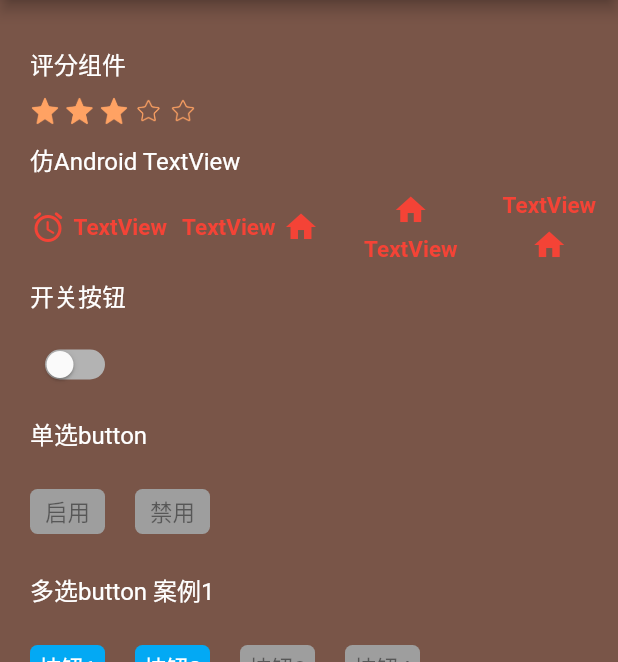
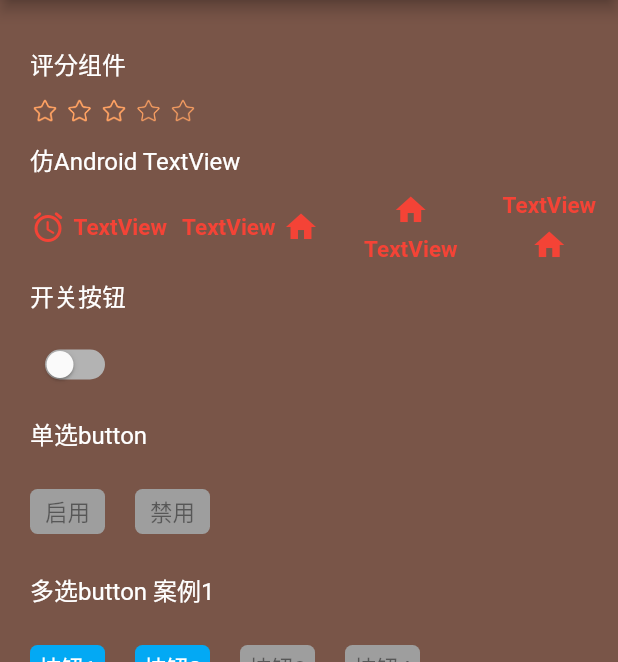
Before and after one commit to zhengzaihong/uikit, a Flutter app: the OftenWidgetExample screen opened directly, on a phone screen of 412 x 824 dp, the part 84-746 px from its top. Run offline on Flutter 3.47's test engine with Material 2 defaults, Android fonts, the phone set to English and light mode, and no system bars.

```diff
--- a/example/lib/often_widget_example.dart
+++ b/example/lib/often_widget_example.dart
@@ -80,8 +80,8 @@ class _OftenWidgetExampleState extends State<OftenWidgetExample> {
                   RatingBar(
                     value: ratingBarCount,
                     size: 20,
-                    nomalImage: "images/空心五角星.png",
-                    selectImage: "images/五角星.png",
+                    nomalImage: "images/wjx.png",
+                    selectImage: "images/wjx.png",
                     selectAble: true,
                     half: true,
                     maxRating: 5,
--- a/pubspec.yaml
+++ b/pubspec.yaml
@@ -6,7 +6,7 @@ homepage: https://github.com/zhengzaihong/uikit
 platforms:
   windows:
   web:
-  andorid:
+  android:
   linux:
   ios:
   macos:
```
Also changed, not shown: example/images/wjx.png (renamed from example/images/空心五角星.png), example/images/wjx1.png (renamed from example/images/五角星.png), 3 other files.
